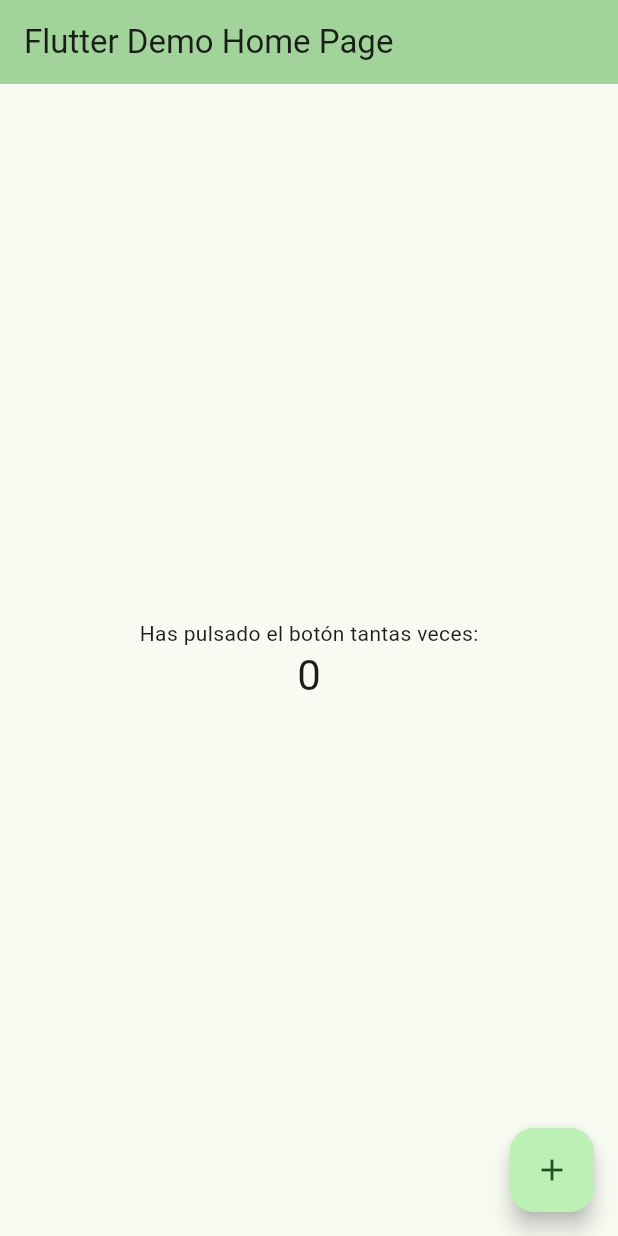
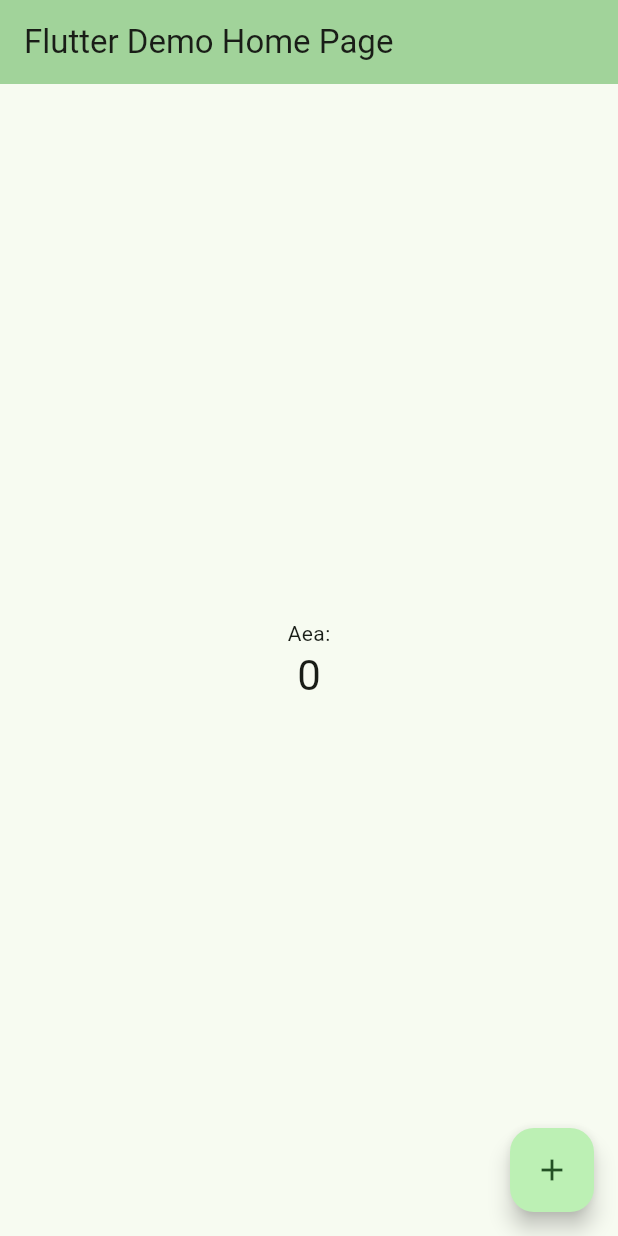
Before and after one commit to Jeremylazm/AttendanceRCU, a Flutter app: the screen it shows after launch, on a phone screen of 412 x 824 dp. Run offline on Flutter 3.47's test engine with Material 2 defaults, Android fonts, the phone set to English and light mode, and no system bars.

Commit message:
Update main.dart

```diff
--- a/rcu-assistant/rcu_assistant/lib/main.dart
+++ b/rcu-assistant/rcu_assistant/lib/main.dart
@@ -106,7 +106,7 @@ class _MyHomePageState extends State<MyHomePage> {
           mainAxisAlignment: MainAxisAlignment.center,
           children: <Widget>[
             const Text(
-              'Has pulsado el botón tantas veces:',
+              'Aea:',
             ),
             Text(
               '$_counter',
```
